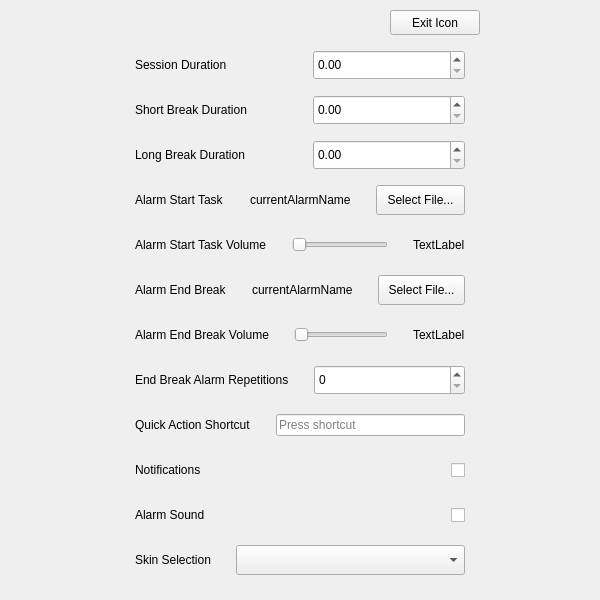
The window that PomoPeak/ui/pomopeaksettings.ui (TheVipek/PomoPeak) describes before a commit, drawn with Qt 5.
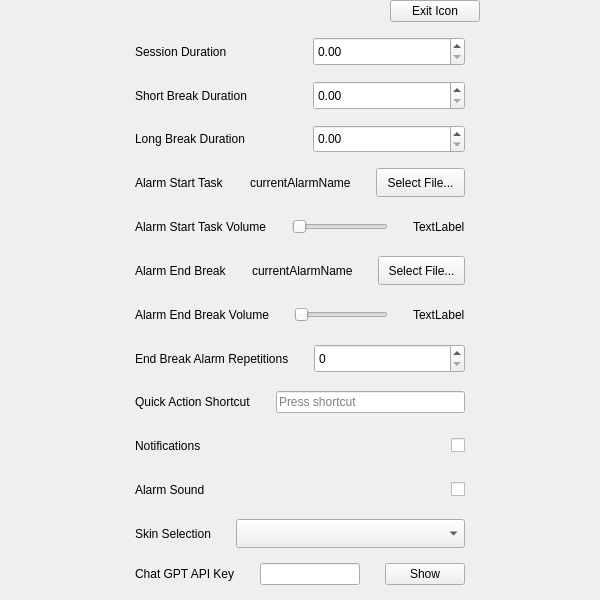
The same window after the commit.

```diff
--- a/PomoPeak/ui/pomopeaksettings.ui
+++ b/PomoPeak/ui/pomopeaksettings.ui
@@ -146,7 +146,7 @@
         </layout>
        </item>
        <item>
-        <layout class="QVBoxLayout" name="verticalLayout_2" stretch="1,1,1,1,1,1,1,1,1,1,1,1">
+        <layout class="QVBoxLayout" name="verticalLayout_2" stretch="1,1,1,1,1,1,1,1,1,1,1,1,0">
          <property name="spacing">
           <number>15</number>
          </property>
@@ -787,6 +787,70 @@
            </item>
           </layout>
          </item>
+         <item>
+          <layout class="QHBoxLayout" name="chatGPTLayout" stretch="1,3,1">
+           <property name="spacing">
+            <number>25</number>
+           </property>
+           <property name="leftMargin">
+            <number>0</number>
+           </property>
+           <property name="topMargin">
+            <number>0</number>
+           </property>
+           <property name="rightMargin">
+            <number>0</number>
+           </property>
+           <property name="bottomMargin">
+            <number>0</number>
+           </property>
+           <item>
+            <widget class="QLabel" name="chatGPTLabel">
+             <property name="text">
+              <string>Chat GPT API Key</string>
+             </property>
+            </widget>
+           </item>
+           <item>
+            <widget class="QLineEdit" name="chatGPTLineEdit">
+             <property name="sizePolicy">
+              <sizepolicy hsizetype="Preferred" vsizetype="Preferred">
+               <horstretch>0</horstretch>
+               <verstretch>0</verstretch>
+              </sizepolicy>
+             </property>
+             <property name="text">
+              <string/>
+             </property>
+             <property name="readOnly">
+              <bool>false</bool>
+             </property>
+             <property name="clearButtonEnabled">
+              <bool>false</bool>
+             </property>
+            </widget>
+           </item>
+           <item>
+            <widget class="QPushButton" name="chatGPTVisibilityBtn">
+             <property name="sizePolicy">
+              <sizepolicy hsizetype="Preferred" vsizetype="Preferred">
+               <horstretch>0</horstretch>
+               <verstretch>0</verstretch>
+              </sizepolicy>
+             </property>
+             <property name="maximumSize">
+              <size>
+               <width>16777215</width>
+               <height>30</height>
+              </size>
+             </property>
+             <property name="text">
+              <string>Show</string>
+             </property>
+            </widget>
+           </item>
+          </layout>
+         </item>
         </layout>
        </item>
       </layout>
```
